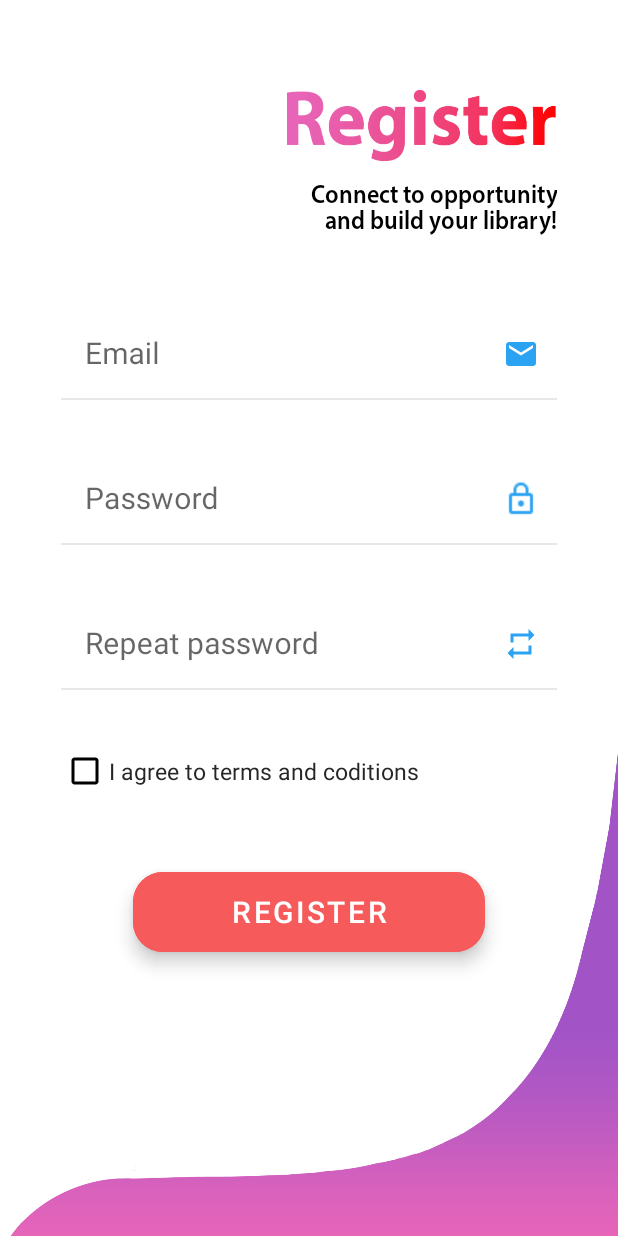
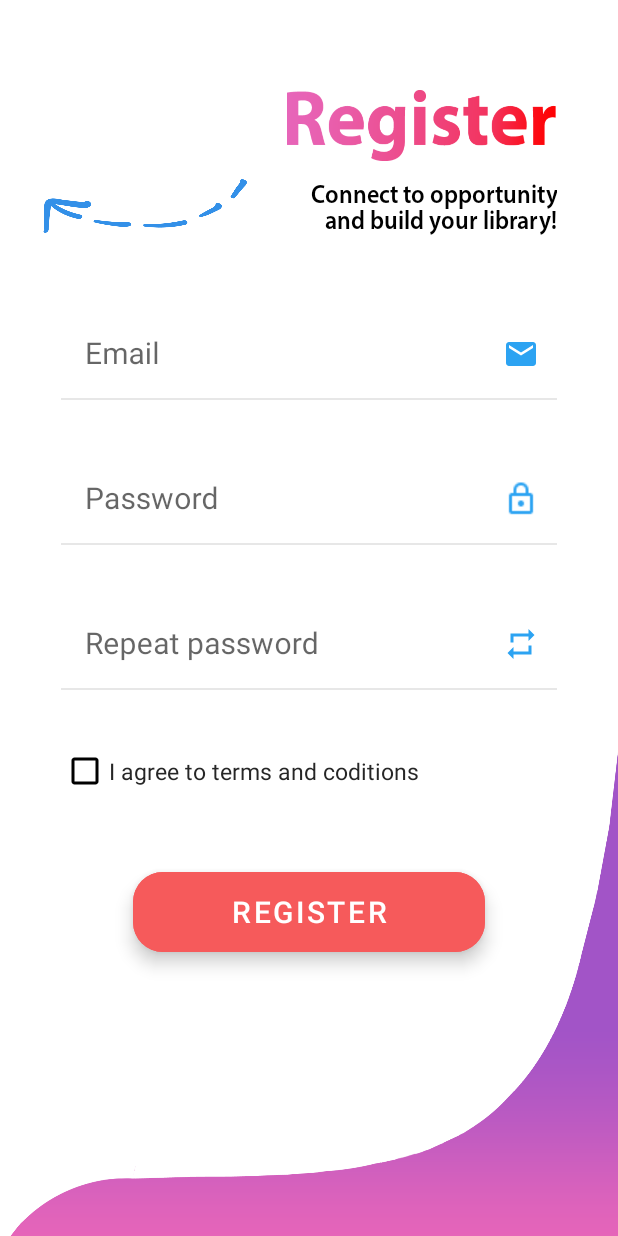
Before and after one commit to Is0git/CameraAPP, an Android app: the RegistrationFragment screen opened through its navigation route, on a phone screen of 412 x 824 dp. Run offline under Robolectric (Android 15) with nearby library versions, the phone set to English and light mode, and no system bars; our stand-ins replace data binding, navigation-ui.

Commit message:
back arrow with dashes on back from registration fragment

```diff
--- a/app/src/main/res/layout/registration_fragment.xml
+++ b/app/src/main/res/layout/registration_fragment.xml
@@ -23,12 +23,12 @@
                 android:layout_width="0dp"
                 android:layout_height="340dp"
                 android:background="@drawable/login_fragment_shape"
+                android:rotationY="180"
                 app:layout_constraintBottom_toBottomOf="parent"
-                android:rotationY="180"
-                tools:rotationY="180"
                 app:layout_constraintEnd_toEndOf="parent"
                 app:layout_constraintHorizontal_bias="0.0"
-                app:layout_constraintStart_toStartOf="parent" />
+                app:layout_constraintStart_toStartOf="parent"
+                tools:rotationY="180" />
 
 
             <ImageView
@@ -87,15 +87,15 @@
 
             <com.google.android.material.textfield.TextInputLayout
                 android:id="@+id/repeatPassword"
-                app:layout_constraintTop_toBottomOf="@id/textInputLayout"
-                app:layout_constraintStart_toStartOf="@id/guideline2"
-                app:layout_constraintEnd_toEndOf="@id/guideline4"
                 style="@style/TextInputStyle"
                 android:layout_marginTop="35dp"
                 android:hint="@string/repeat_password"
                 app:counterTextColor="@color/colorSecondaryVariant"
                 app:endIconDrawable="@drawable/ic_repeat_black_24dp"
-                app:endIconMode="custom">
+                app:endIconMode="custom"
+                app:layout_constraintEnd_toEndOf="@id/guideline4"
+                app:layout_constraintStart_toStartOf="@id/guideline2"
+                app:layout_constraintTop_toBottomOf="@id/textInputLayout">
 
                 <com.google.android.material.textfield.TextInputEditText
                     android:layout_width="match_parent"
@@ -119,8 +119,8 @@
 
                 <com.google.android.material.textfield.TextInputEditText
                     android:layout_width="match_parent"
+                    android:layout_height="wrap_content"
                     android:inputType="textEmailAddress"
-                    android:layout_height="wrap_content"
                     android:textSize="@dimen/login_text_input_size" />
 
             </com.google.android.material.textfield.TextInputLayout>
@@ -141,8 +141,8 @@
             <com.google.android.material.checkbox.MaterialCheckBox
                 android:id="@+id/checkBox"
                 android:layout_width="0sp"
+                android:layout_height="wrap_content"
                 android:layout_marginTop="30dp"
-                android:layout_height="wrap_content"
                 android:buttonTint="@color/colorTextDark"
                 android:text="I agree to terms and coditions"
                 android:textAlignment="textStart"
@@ -198,6 +198,27 @@
                 app:barrierDirection="top"
                 tools:layout_editor_absoluteY="846dp" />
 
+            <ImageView
+                android:id="@+id/dash_arrow_back"
+                android:layout_width="0dp"
+                android:layout_height="0dp"
+                android:layout_marginStart="10dp"
+                android:layout_marginEnd="8dp"
+                android:tint="@color/colorOnPrimaryVariant"
+                app:layout_constraintBottom_toBottomOf="@id/textView3"
+                app:layout_constraintEnd_toEndOf="@id/barrier"
+                app:layout_constraintStart_toStartOf="parent"
+                app:layout_constraintTop_toTopOf="@+id/textView3"
+                app:srcCompat="@drawable/back_arrow_dashe" />
+
+            <androidx.constraintlayout.widget.Barrier
+                android:id="@+id/barrier"
+                android:layout_width="wrap_content"
+                android:layout_height="wrap_content"
+                app:barrierDirection="left"
+                app:constraint_referenced_ids="textView3,imageView"
+                tools:layout_editor_absoluteX="375dp" />
+
         </androidx.constraintlayout.widget.ConstraintLayout>
     </ScrollView>
 
```
Also changed, not shown: app/src/main/res/drawable/back_arrow_dashe.png (added).
